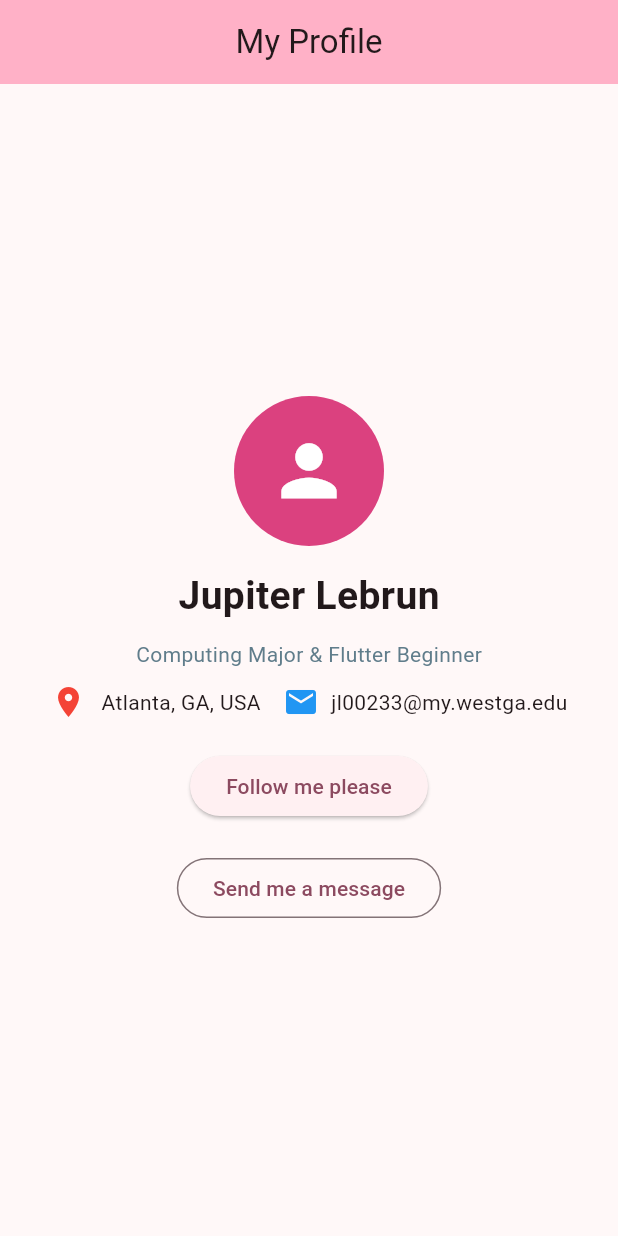
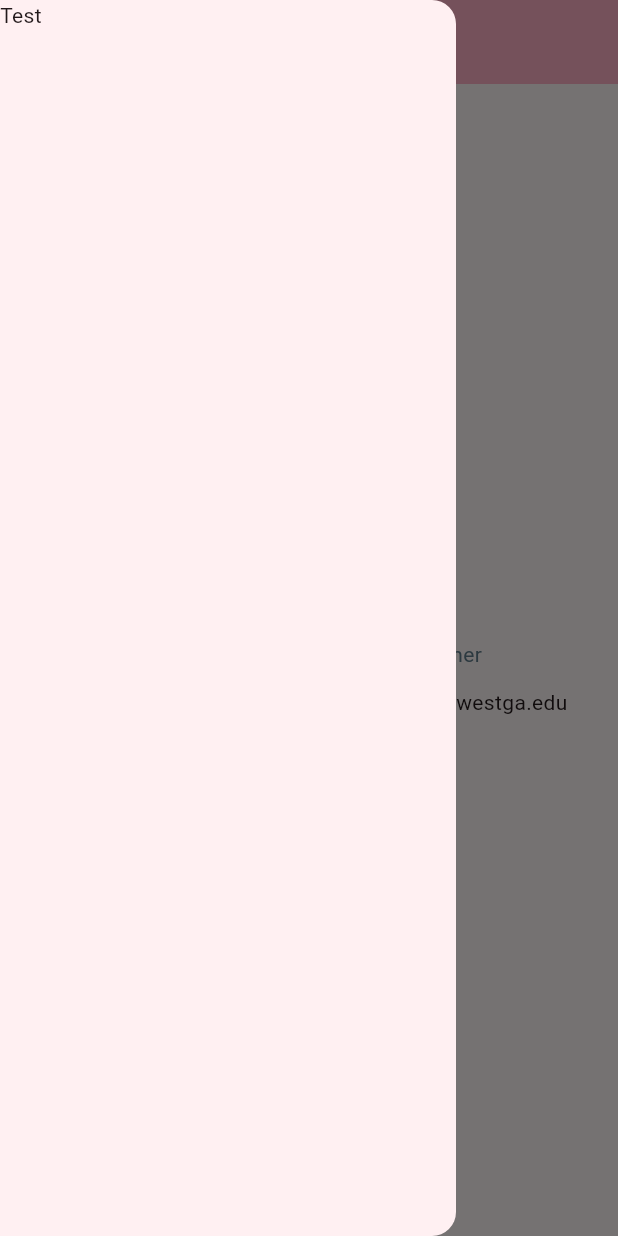
Before and after one commit to jupiterxyz/MobileApp_jupiter, a Flutter app: the screen it shows after launch, with the side drawer open (before the commit the screen has no drawer), on a phone screen of 412 x 824 dp. Run offline on Flutter 3.47's test engine with Material 3 defaults, Android fonts, the phone set to English and light mode, and no system bars.

Commit message:
Add test hamburger menu

```diff
--- a/jupiter_profile_app/lib/main.dart
+++ b/jupiter_profile_app/lib/main.dart
@@ -46,6 +46,9 @@ class _MyHomePageState extends State<MyHomePage> {
         title: Text(widget.title),
 
         centerTitle: true,
+      ),
+      drawer: const Drawer(
+        child: Text('Test'),
       ),
 
       body: Center(
```
